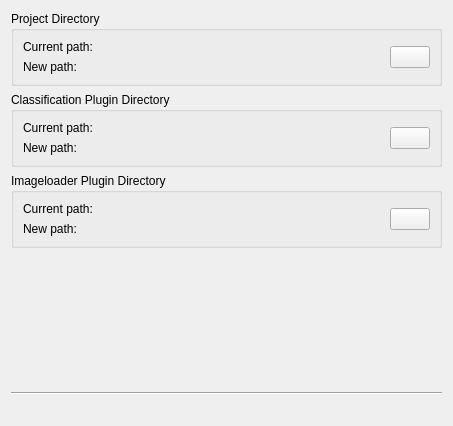
This is view/globalsettingswidget.ui in Joensw/RCAIT as Qt 5 draws it before an edit. The edited form follows.
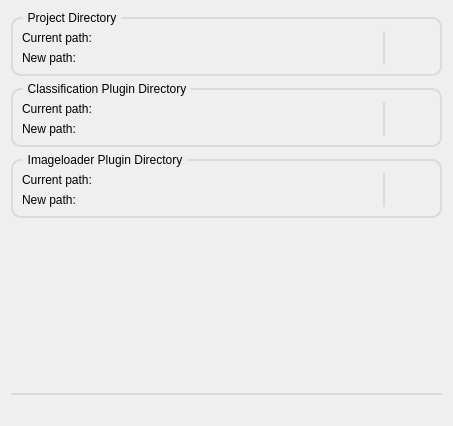
This is the edited form. Icons and pictures are not drawn.

Commit message: Updated UI style on settings related widgets

What changed in the file:
```diff
--- a/view/globalsettingswidget.ui
+++ b/view/globalsettingswidget.ui
@@ -16,6 +16,148 @@
   <property name="accessibleName">
    <string>Global Settings</string>
   </property>
+  <property name="styleSheet">
+   <string notr="true">QGroupBox {
+          border: 2px solid rgb(218,218,218);
+          border-radius: 10px;
+          margin-top: 6px;
+          }
+          QGroupBox::title {
+          subcontrol-origin: margin;
+          left: 12px;
+          padding: 0px 3px 0px 3px;
+          }
+
+          QScrollBar:horizontal
+          {
+          height: 15px;
+          margin: 3px 15px 3px 15px;
+          border: 1px transparent #2A2929;
+          border-radius: 4px;
+          background-color: #FAFAFA; /* white bg */
+          }
+
+          QScrollBar::handle:horizontal
+          {
+        background-color: #C2C2C2;      /* grey */
+        min-width: 5px;
+        border-radius: 4px;
+    }
+
+    QScrollBar::add-line:horizontal
+    {
+        margin: 0px 3px 0px 3px;
+        border-image: url(:/UISymbols/UI_Triangle_Right.svg);
+        width: 10px;
+        height: 10px;
+        subcontrol-position: right;
+        subcontrol-origin: margin;
+    }
+
+    QScrollBar::sub-line:horizontal
+    {
+        margin: 0px 3px 0px 3px;
+        border-image: url(:/UISymbols/UI_Triangle_Left.svg);
+        height: 10px;
+        width: 10px;
+        subcontrol-position: left;
+        subcontrol-origin: margin;
+    }
+
+    QScrollBar::add-line:horizontal:hover,QScrollBar::add-line:horizontal:on
+    {
+        border-image: url(:/UISymbols/UI_Triangle_Right.svg);
+        height: 10px;
+        width: 10px;
+        subcontrol-position: right;
+        subcontrol-origin: margin;
+    }
+
+
+    QScrollBar::sub-line:horizontal:hover, QScrollBar::sub-line:horizontal:on
+    {
+        border-image: url(:/UISymbols/UI_Triangle_Left.svg);
+        height: 10px;
+        width: 10px;
+        subcontrol-position: left;
+        subcontrol-origin: margin;
+    }
+
+    QScrollBar::up-arrow:horizontal, QScrollBar::down-arrow:horizontal
+    {
+        background: none;
+    }
+
+
+    QScrollBar::add-page:horizontal, QScrollBar::sub-page:horizontal
+    {
+        background: none;
+    }
+
+    QScrollBar:vertical
+    {
+        background-color: #FAFAFA;  /* white */
+        width: 15px;
+        margin: 15px 3px 15px 3px;
+        border: 1px transparent #2A2929;
+        border-radius: 4px;
+    }
+
+    QScrollBar::handle:vertical
+    {
+        background-color: #C2C2C2;         /* grey */
+        min-height: 5px;
+        border-radius: 4px;
+    }
+
+    QScrollBar::sub-line:vertical
+    {
+        margin: 3px 0px 3px 0px;
+        border-image: url(:/UISymbols/UI_Triangle_Top.svg);
+        height: 10px;
+        width: 10px;
+        subcontrol-position: top;
+        subcontrol-origin: margin;
+    }
+
+    QScrollBar::add-line:vertical
+    {
+        margin: 3px 0px 3px 0px;
+        border-image: url(:/UISymbols/UI_Triangle_Bottom.svg);
+        height: 10px;
+        width: 10px;
+        subcontrol-position: bottom;
+        subcontrol-origin: margin;
+    }
+
+    QScrollBar::sub-line:vertical:hover,QScrollBar::sub-line:vertical:on
+    {
+        border-image: url(:/UISymbols/UI_Triangle_Top.svg);
+        height: 10px;
+        width: 10px;
+        subcontrol-position: top;
+        subcontrol-origin: margin;
+    }
+
+    QScrollBar::add-line:vertical:hover, QScrollBar::add-line:vertical:on
+    {
+        border-image: url(:/UISymbols/UI_Triangle_Bottom.svg);
+        height: 10px;
+        width: 10px;
+        subcontrol-position: bottom;
+        subcontrol-origin: margin;
+    }
+
+    QScrollBar::up-arrow:vertical, QScrollBar::down-arrow:vertical
+    {
+        background: none;
+    }
+
+    QScrollBar::add-page:vertical, QScrollBar::sub-page:vertical
+    {
+        background: none;
+    }</string>
+  </property>
   <layout class="QGridLayout" name="gridLayout">
    <item row="6" column="0">
     <spacer name="verticalSpacer">
@@ -35,18 +177,10 @@
      <property name="title">
       <string>Project Directory</string>
      </property>
-     <layout class="QGridLayout" name="gridLayout_2" columnstretch="1,0">
-      <item row="0" column="1">
-       <widget class="QPushButton" name="pushButton_project">
-        <property name="text">
-         <string/>
-        </property>
-        <property name="icon">
-         <iconset resource="../Resources/UI_Icons.qrc">
-          <normaloff>:/UISymbols/UI_Folder_Icon.svg</normaloff>:/UISymbols/UI_Folder_Icon.svg</iconset>
-        </property>
-       </widget>
-      </item>
+     <layout class="QGridLayout" name="gridLayout_2" columnstretch="1,0,0">
+      <property name="topMargin">
+       <number>12</number>
+      </property>
       <item row="0" column="0">
        <layout class="QVBoxLayout" name="verticalLayout_3">
         <item>
@@ -105,6 +239,40 @@
         </item>
        </layout>
       </item>
+      <item row="0" column="2">
+       <widget class="QPushButton" name="pushButton_project">
+        <property name="text">
+         <string/>
+        </property>
+        <property name="icon">
+         <iconset resource="../Resources/UI_Icons.qrc">
+          <normaloff>:/UISymbols/UI_Folder_Icon.svg</normaloff>:/UISymbols/UI_Folder_Icon.svg</iconset>
+        </property>
+        <property name="iconSize">
+         <size>
+          <width>20</width>
+          <height>20</height>
+         </size>
+        </property>
+        <property name="flat">
+         <bool>true</bool>
+        </property>
+       </widget>
+      </item>
+      <item row="0" column="1">
+       <widget class="Line" name="line_2">
+        <property name="styleSheet">
+         <string notr="true">    border: none;
+    background: rgb(218,218,218);
+    border-radius: 1px;
+    max-width: 2px;
+    min-width: 2px;</string>
+        </property>
+        <property name="orientation">
+         <enum>Qt::Vertical</enum>
+        </property>
+       </widget>
+      </item>
      </layout>
     </widget>
    </item>
@@ -112,6 +280,13 @@
     <layout class="QVBoxLayout" name="verticalLayout_4">
      <item>
       <widget class="Line" name="line">
+       <property name="styleSheet">
+        <string notr="true">    border: none;
+    background: rgb(218,218,218);
+    border-radius: 1px;
+    max-height: 2px;
+    min-height: 2px;</string>
+       </property>
        <property name="orientation">
         <enum>Qt::Horizontal</enum>
        </property>
@@ -143,8 +318,11 @@
      <property name="title">
       <string>Classification Plugin Directory</string>
      </property>
-     <layout class="QGridLayout" name="gridLayout_3" columnstretch="1,0">
-      <item row="0" column="1">
+     <layout class="QGridLayout" name="gridLayout_3" columnstretch="1,0,0">
+      <property name="topMargin">
+       <number>12</number>
+      </property>
+      <item row="0" column="2">
        <widget class="QPushButton" name="pushButton_classification">
         <property name="text">
          <string/>
@@ -153,6 +331,15 @@
          <iconset resource="../Resources/UI_Icons.qrc">
           <normaloff>:/UISymbols/UI_Folder_Icon.svg</normaloff>:/UISymbols/UI_Folder_Icon.svg</iconset>
         </property>
+        <property name="iconSize">
+         <size>
+          <width>20</width>
+          <height>20</height>
+         </size>
+        </property>
+        <property name="flat">
+         <bool>true</bool>
+        </property>
        </widget>
       </item>
       <item row="0" column="0">
@@ -213,6 +400,20 @@
         </item>
        </layout>
       </item>
+      <item row="0" column="1">
+       <widget class="Line" name="line_3">
+        <property name="styleSheet">
+         <string notr="true">    border: none;
+    background: rgb(218,218,218);
+    border-radius: 1px;
+    max-width: 2px;
+    min-width: 2px;</string>
+        </property>
+        <property name="orientation">
+         <enum>Qt::Vertical</enum>
+        </property>
+       </widget>
+      </item>
      </layout>
     </widget>
    </item>
@@ -221,24 +422,10 @@
      <property name="title">
       <string>Imageloader Plugin Directory</string>
      </property>
-     <layout class="QGridLayout" name="gridLayout_4" columnstretch="1,0">
-      <item row="0" column="1">
-       <widget class="QPushButton" name="pushButton_imageLoader">
-        <property name="sizePolicy">
-         <sizepolicy hsizetype="Fixed" vsizetype="Fixed">
-          <horstretch>0</horstretch>
-          <verstretch>0</verstretch>
-         </sizepolicy>
-        </property>
-        <property name="text">
-         <string/>
-        </property>
-        <property name="icon">
-         <iconset resource="../Resources/UI_Icons.qrc">
-          <normaloff>:/UISymbols/UI_Folder_Icon.svg</normaloff>:/UISymbols/UI_Folder_Icon.svg</iconset>
-        </property>
-       </widget>
-      </item>
+     <layout class="QGridLayout" name="gridLayout_4" columnstretch="1,0,0">
+      <property name="topMargin">
+       <number>12</number>
+      </property>
       <item row="0" column="0">
        <layout class="QVBoxLayout" name="verticalLayout">
         <item>
@@ -300,6 +487,46 @@
         </item>
        </layout>
       </item>
+      <item row="0" column="2">
+       <widget class="QPushButton" name="pushButton_imageLoader">
+        <property name="sizePolicy">
+         <sizepolicy hsizetype="Fixed" vsizetype="Fixed">
+          <horstretch>0</horstretch>
+          <verstretch>0</verstretch>
+         </sizepolicy>
+        </property>
+        <property name="text">
+         <string/>
+        </property>
+        <property name="icon">
+         <iconset resource="../Resources/UI_Icons.qrc">
+          <normaloff>:/UISymbols/UI_Folder_Icon.svg</normaloff>:/UISymbols/UI_Folder_Icon.svg</iconset>
+        </property>
+        <property name="iconSize">
+         <size>
+          <width>20</width>
+          <height>20</height>
+         </size>
+        </property>
+        <property name="flat">
+         <bool>true</bool>
+        </property>
+       </widget>
+      </item>
+      <item row="0" column="1">
+       <widget class="Line" name="line_4">
+        <property name="styleSheet">
+         <string notr="true">    border: none;
+    background: rgb(218,218,218);
+    border-radius: 1px;
+    max-width: 2px;
+    min-width: 2px;</string>
+        </property>
+        <property name="orientation">
+         <enum>Qt::Vertical</enum>
+        </property>
+       </widget>
+      </item>
      </layout>
     </widget>
    </item>
```
The commit also changes 3 other files.
